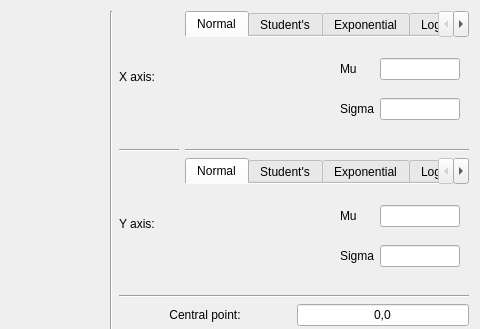
Old version of the form UI/stats.ui in the repository bakeryproducts/ConstructorM4; both pictures show x 576 to 1056 and y 0 to 329 of the 1056 by 668 pixel window.
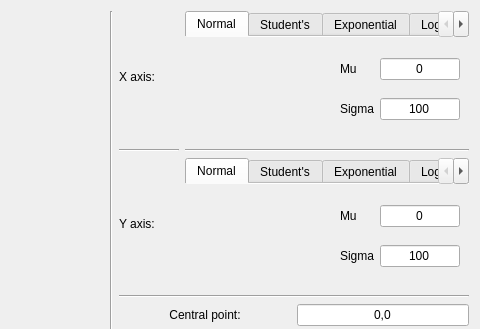
New version of the form.

Patch:
```diff
--- a/UI/stats.ui
+++ b/UI/stats.ui
@@ -168,6 +168,9 @@
                <height>16777215</height>
               </size>
              </property>
+             <property name="text">
+              <string>100</string>
+             </property>
              <property name="alignment">
               <set>Qt::AlignCenter</set>
              </property>
@@ -187,6 +190,9 @@
                <height>16777215</height>
               </size>
              </property>
+             <property name="text">
+              <string>0</string>
+             </property>
              <property name="alignment">
               <set>Qt::AlignCenter</set>
              </property>
@@ -637,6 +643,9 @@
                <height>16777215</height>
               </size>
              </property>
+             <property name="text">
+              <string>100</string>
+             </property>
              <property name="alignment">
               <set>Qt::AlignCenter</set>
              </property>
@@ -656,6 +665,9 @@
                <height>16777215</height>
               </size>
              </property>
+             <property name="text">
+              <string>0</string>
+             </property>
              <property name="alignment">
               <set>Qt::AlignCenter</set>
              </property>
```
Left out of the diff: 2 changed lines with no effect on the pictures.
